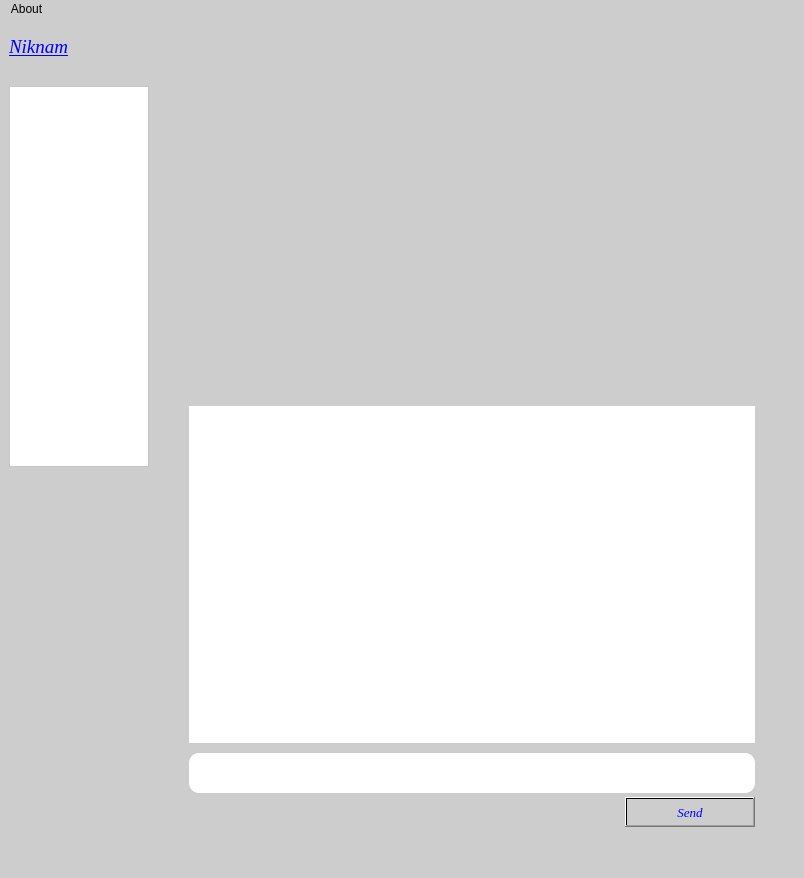
Old version of the form QTClient/Ui/mainwindow.ui in the repository icarazob/TCPVideoChatQT.
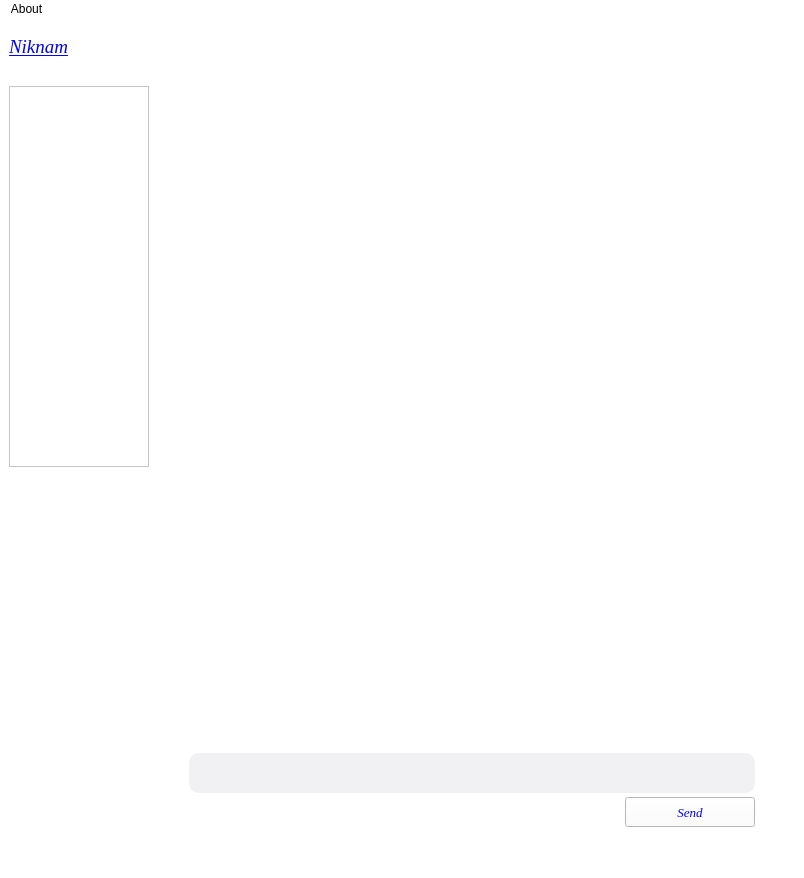
New version of the form. Icons and pictures are not drawn.

Commit message: Fixed native frame label.

```diff
--- a/QTClient/Ui/mainwindow.ui
+++ b/QTClient/Ui/mainwindow.ui
@@ -37,7 +37,7 @@
    <bool>false</bool>
   </property>
   <property name="styleSheet">
-   <string notr="true">background-color: qlineargradient(spread:pad, x1:0, y1:0, x2:1, y2:0, stop:1 rgba(205, 205, 205, 241));</string>
+   <string notr="true">background-color: #FFFFFF;</string>
   </property>
   <widget class="QWidget" name="centralwidget">
    <layout class="QGridLayout" name="gridLayout">
@@ -479,7 +479,7 @@
                  </font>
                 </property>
                 <property name="styleSheet">
-                 <string notr="true">background-color: rgb(255, 255, 255);
+                 <string notr="true">background-color: #F1F1F4;
 border-color: rgb(0, 0, 255);
 border-radius: 10px;</string>
                 </property>
```
The commit also changes 5 other files.
